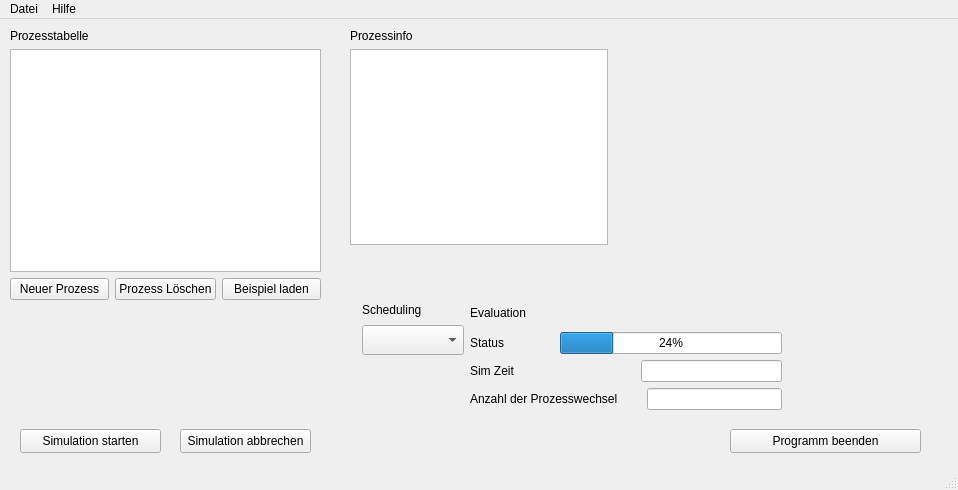
This is Betriebssysteme_Scheduler/mainwindow.ui in Baffmer/Betriebssysteme_Scheduler as Qt 5 draws it before an edit. The edited form follows.
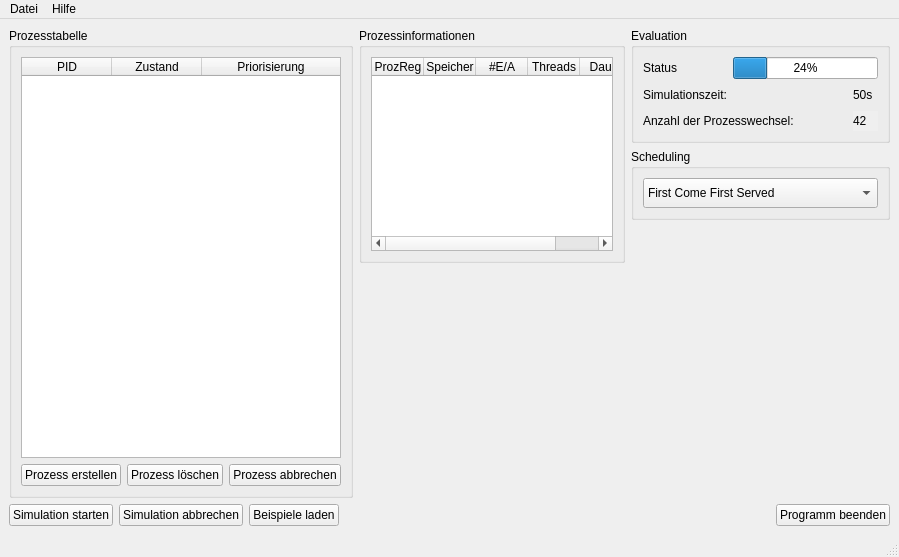
This is the edited form.

Commit message: Hauptfenster fertig implementiert

```diff
--- a/Betriebssysteme_Scheduler/mainwindow.ui
+++ b/Betriebssysteme_Scheduler/mainwindow.ui
@@ -6,130 +6,189 @@
    <rect>
     <x>0</x>
     <y>0</y>
-    <width>958</width>
-    <height>490</height>
+    <width>899</width>
+    <height>557</height>
    </rect>
   </property>
   <property name="windowTitle">
    <string>MainWindow</string>
   </property>
   <widget class="QWidget" name="centralwidget">
-   <widget class="QPushButton" name="pushButtonExit">
-    <property name="geometry">
-     <rect>
-      <x>730</x>
-      <y>410</y>
-      <width>191</width>
-      <height>24</height>
-     </rect>
-    </property>
-    <property name="text">
-     <string>Programm beenden</string>
-    </property>
-   </widget>
-   <widget class="QPushButton" name="pushButtonSimStarten">
-    <property name="geometry">
-     <rect>
-      <x>20</x>
-      <y>410</y>
-      <width>141</width>
-      <height>24</height>
-     </rect>
-    </property>
-    <property name="text">
-     <string>Simulation starten</string>
-    </property>
-   </widget>
-   <widget class="QPushButton" name="pushButtonSimAbbrechen">
-    <property name="geometry">
-     <rect>
-      <x>180</x>
-      <y>410</y>
-      <width>131</width>
-      <height>24</height>
-     </rect>
-    </property>
-    <property name="text">
-     <string>Simulation abbrechen</string>
-    </property>
-   </widget>
-   <widget class="QWidget" name="">
-    <property name="geometry">
-     <rect>
-      <x>10</x>
-      <y>10</y>
-      <width>311</width>
-      <height>271</height>
-     </rect>
-    </property>
-    <layout class="QVBoxLayout" name="verticalLayout_3">
+   <layout class="QVBoxLayout" name="verticalLayout_7">
      <item>
-      <widget class="QLabel" name="labelProzesstabelle">
-       <property name="text">
+     <layout class="QHBoxLayout" name="horizontalLayout_6">
+      <item>
+       <widget class="QGroupBox" name="groupBoxProzesstabelle">
+        <property name="title">
         <string>Prozesstabelle</string>
        </property>
-      </widget>
-     </item>
-     <item>
-      <layout class="QVBoxLayout" name="verticalLayout_2">
+        <layout class="QVBoxLayout" name="verticalLayout">
        <item>
         <widget class="QTableWidget" name="tableWidgetProzesstabelle">
+           <property name="alternatingRowColors">
+            <bool>true</bool>
+           </property>
+           <property name="selectionMode">
+            <enum>QAbstractItemView::SingleSelection</enum>
+           </property>
          <property name="rowCount">
           <number>0</number>
          </property>
          <property name="columnCount">
-          <number>0</number>
-         </property>
+            <number>3</number>
+           </property>
+           <attribute name="horizontalHeaderVisible">
+            <bool>true</bool>
+           </attribute>
+           <attribute name="horizontalHeaderCascadingSectionResizes">
+            <bool>false</bool>
+           </attribute>
+           <attribute name="horizontalHeaderMinimumSectionSize">
+            <number>35</number>
+           </attribute>
+           <attribute name="horizontalHeaderDefaultSectionSize">
+            <number>90</number>
+           </attribute>
+           <attribute name="horizontalHeaderHighlightSections">
+            <bool>true</bool>
+           </attribute>
+           <attribute name="horizontalHeaderShowSortIndicator" stdset="0">
+            <bool>false</bool>
+           </attribute>
+           <attribute name="horizontalHeaderStretchLastSection">
+            <bool>true</bool>
+           </attribute>
+           <attribute name="verticalHeaderVisible">
+            <bool>true</bool>
+           </attribute>
+           <column>
+            <property name="text">
+             <string>PID</string>
+            </property>
+           </column>
+           <column>
+            <property name="text">
+             <string>Zustand</string>
+            </property>
+           </column>
+           <column>
+            <property name="text">
+             <string>Priorisierung</string>
+            </property>
+           </column>
         </widget>
        </item>
        <item>
-        <layout class="QHBoxLayout" name="horizontalLayout_4">
+          <layout class="QHBoxLayout" name="horizontalLayout">
          <item>
-          <widget class="QPushButton" name="pushButtonNeuerProzess">
+            <widget class="QPushButton" name="pushButtonProzessErstellen">
            <property name="text">
-            <string>Neuer Prozess</string>
+              <string>Prozess erstellen</string>
            </property>
           </widget>
          </item>
          <item>
           <widget class="QPushButton" name="pushButtonProzessLoeschen">
            <property name="text">
-            <string>Prozess Löschen</string>
+              <string>Prozess löschen</string>
            </property>
           </widget>
          </item>
          <item>
-          <widget class="QPushButton" name="pushButtonBeispielLaden">
+            <widget class="QPushButton" name="pushButtonProzessAbbrechen">
            <property name="text">
-            <string>Beispiel laden</string>
+              <string>Prozess abbrechen</string>
            </property>
           </widget>
          </item>
         </layout>
        </item>
       </layout>
-     </item>
-    </layout>
-   </widget>
-   <widget class="QWidget" name="">
-    <property name="geometry">
-     <rect>
-      <x>470</x>
-      <y>280</y>
-      <width>312</width>
-      <height>111</height>
-     </rect>
-    </property>
-    <layout class="QVBoxLayout" name="verticalLayout">
+       </widget>
+      </item>
+      <item>
+       <layout class="QVBoxLayout" name="verticalLayout_5">
+        <item>
+         <widget class="QGroupBox" name="groupBoxProzessinformationen">
+          <property name="title">
+           <string>Prozessinformationen</string>
+          </property>
+          <layout class="QVBoxLayout" name="verticalLayout_2">
+           <item>
+            <widget class="QTableWidget" name="tableWidgetProzessinformationen">
+             <property name="alternatingRowColors">
+              <bool>false</bool>
+             </property>
+             <property name="selectionMode">
+              <enum>QAbstractItemView::NoSelection</enum>
+             </property>
+             <property name="rowCount">
+              <number>0</number>
+             </property>
+             <property name="columnCount">
+              <number>5</number>
+             </property>
+             <attribute name="horizontalHeaderDefaultSectionSize">
+              <number>52</number>
+             </attribute>
+             <attribute name="horizontalHeaderStretchLastSection">
+              <bool>true</bool>
+             </attribute>
+             <column>
+              <property name="text">
+               <string>ProzReg</string>
+              </property>
+             </column>
+             <column>
+              <property name="text">
+               <string>Speicher</string>
+              </property>
+             </column>
+             <column>
+              <property name="text">
+               <string>#E/A</string>
+              </property>
+             </column>
+             <column>
+              <property name="text">
+               <string>Threads</string>
+              </property>
+             </column>
+             <column>
+              <property name="text">
+               <string>Dauer</string>
+              </property>
+             </column>
+            </widget>
+           </item>
+          </layout>
+         </widget>
+        </item>
+        <item>
+         <spacer name="verticalSpacer_2">
+          <property name="orientation">
+           <enum>Qt::Vertical</enum>
+          </property>
+          <property name="sizeHint" stdset="0">
+           <size>
+            <width>20</width>
+            <height>40</height>
+           </size>
+          </property>
+         </spacer>
+        </item>
+       </layout>
+      </item>
      <item>
-      <widget class="QLabel" name="labelEvaluation">
-       <property name="text">
+       <layout class="QVBoxLayout" name="verticalLayout_6">
+        <item>
+         <widget class="QGroupBox" name="groupBoxEvaluation">
+          <property name="title">
         <string>Evaluation</string>
        </property>
-      </widget>
-     </item>
+          <layout class="QVBoxLayout" name="verticalLayout_4">
      <item>
-      <layout class="QHBoxLayout" name="horizontalLayout_3">
+            <layout class="QHBoxLayout" name="horizontalLayout_4">
        <item>
         <widget class="QLabel" name="labelStatus">
          <property name="text">
@@ -163,11 +222,11 @@
       </layout>
      </item>
      <item>
-      <layout class="QHBoxLayout" name="horizontalLayout_2">
+            <layout class="QHBoxLayout" name="horizontalLayout_3">
        <item>
         <widget class="QLabel" name="labelSimZeit">
          <property name="text">
-          <string>Sim Zeit</string>
+                <string>Simulationszeit:</string>
          </property>
         </widget>
        </item>
@@ -188,16 +247,35 @@
         </spacer>
        </item>
        <item>
-        <widget class="QLineEdit" name="lineEditZeit"/>
+              <widget class="QLabel" name="labelSimZeitOut">
+               <property name="minimumSize">
+                <size>
+                 <width>25</width>
+                 <height>0</height>
+                </size>
+               </property>
+               <property name="maximumSize">
+                <size>
+                 <width>25</width>
+                 <height>16777215</height>
+                </size>
+               </property>
+               <property name="text">
+                <string>50s</string>
+               </property>
+               <property name="textFormat">
+                <enum>Qt::AutoText</enum>
+               </property>
+              </widget>
        </item>
       </layout>
      </item>
      <item>
-      <layout class="QHBoxLayout" name="horizontalLayout">
+            <layout class="QHBoxLayout" name="horizontalLayout_2">
        <item>
-        <widget class="QLabel" name="labelProzessAnzahl">
+              <widget class="QLabel" name="labelProzesswechsel">
          <property name="text">
-          <string>Anzahl der Prozesswechsel</string>
+                <string>Anzahl der Prozesswechsel:</string>
          </property>
         </widget>
        </item>
@@ -218,29 +296,47 @@
         </spacer>
        </item>
        <item>
-        <widget class="QLineEdit" name="lineEditProzessAnzahl"/>
-       </item>
-      </layout>
-     </item>
-    </layout>
-   </widget>
-   <widget class="QWidget" name="">
-    <property name="geometry">
-     <rect>
-      <x>362</x>
-      <y>282</y>
-      <width>102</width>
-      <height>54</height>
-     </rect>
-    </property>
-    <layout class="QVBoxLayout" name="verticalLayout_4">
-     <item>
-      <widget class="QLabel" name="labelScheduling">
+              <widget class="QLabel" name="labelProzesswechselOut">
+               <property name="sizePolicy">
+                <sizepolicy hsizetype="Minimum" vsizetype="Minimum">
+                 <horstretch>0</horstretch>
+                 <verstretch>0</verstretch>
+                </sizepolicy>
+               </property>
+               <property name="minimumSize">
+                <size>
+                 <width>25</width>
+                 <height>0</height>
+                </size>
+               </property>
+               <property name="maximumSize">
+                <size>
+                 <width>25</width>
+                 <height>16777215</height>
+                </size>
+               </property>
+               <property name="layoutDirection">
+                <enum>Qt::LeftToRight</enum>
+               </property>
+               <property name="autoFillBackground">
+                <bool>true</bool>
+               </property>
        <property name="text">
+                <string>42</string>
+               </property>
+              </widget>
+             </item>
+            </layout>
+           </item>
+          </layout>
+         </widget>
+        </item>
+        <item>
+         <widget class="QGroupBox" name="groupBoxScheduling">
+          <property name="title">
         <string>Scheduling</string>
        </property>
-      </widget>
-     </item>
+          <layout class="QVBoxLayout" name="verticalLayout_3">
      <item>
       <widget class="QComboBox" name="comboBoxActiveProzess">
        <property name="minimumSize">
@@ -249,47 +345,102 @@
          <height>30</height>
         </size>
        </property>
+             <item>
+              <property name="text">
+               <string>First Come First Served</string>
+              </property>
+             </item>
+             <item>
+              <property name="text">
+               <string>Shortest Job First Scheduling</string>
+              </property>
+             </item>
+             <item>
+              <property name="text">
+               <string>Round Robin Scheduling</string>
+              </property>
+             </item>
+             <item>
+              <property name="text">
+               <string>Prioritätsscheduling</string>
+              </property>
+             </item>
       </widget>
      </item>
     </layout>
    </widget>
-   <widget class="QWidget" name="">
-    <property name="geometry">
-     <rect>
-      <x>350</x>
-      <y>10</y>
-      <width>258</width>
-      <height>216</height>
-     </rect>
-    </property>
-    <layout class="QVBoxLayout" name="verticalLayout_5">
+        </item>
+        <item>
+         <spacer name="verticalSpacer">
+          <property name="orientation">
+           <enum>Qt::Vertical</enum>
+          </property>
+          <property name="sizeHint" stdset="0">
+           <size>
+            <width>20</width>
+            <height>40</height>
+           </size>
+          </property>
+         </spacer>
+        </item>
+       </layout>
+      </item>
+     </layout>
+    </item>
      <item>
-      <widget class="QLabel" name="labelProzessinfo">
+     <layout class="QHBoxLayout" name="horizontalLayout_5">
+      <item>
+       <widget class="QPushButton" name="pushButtonSimStarten">
        <property name="text">
-        <string>Prozessinfo</string>
+         <string>Simulation starten</string>
        </property>
       </widget>
      </item>
      <item>
-      <widget class="QTableWidget" name="tableWidgetProzessinfo">
-       <property name="rowCount">
-        <number>0</number>
-       </property>
-       <property name="columnCount">
-        <number>0</number>
+       <widget class="QPushButton" name="pushButtonSimAbbrechen">
+        <property name="text">
+         <string>Simulation abbrechen</string>
+        </property>
+       </widget>
+      </item>
+      <item>
+       <widget class="QPushButton" name="pushButtonBeispieleLaden">
+        <property name="text">
+         <string>Beispiele laden</string>
        </property>
       </widget>
      </item>
-    </layout>
-   </widget>
+      <item>
+       <spacer name="horizontalSpacer_4">
+        <property name="orientation">
+         <enum>Qt::Horizontal</enum>
+        </property>
+        <property name="sizeHint" stdset="0">
+         <size>
+          <width>40</width>
+          <height>20</height>
+         </size>
+        </property>
+       </spacer>
+      </item>
+      <item>
+       <widget class="QPushButton" name="pushButtonExit">
+        <property name="text">
+         <string>Programm beenden</string>
+        </property>
+       </widget>
+      </item>
+     </layout>
+    </item>
+   </layout>
   </widget>
   <widget class="QMenuBar" name="menubar">
    <property name="geometry">
     <rect>
      <x>0</x>
      <y>0</y>
-     <width>958</width>
-     <height>22</height>
+     <width>899</width>
+     <height>21</height>
     </rect>
    </property>
    <widget class="QMenu" name="menuDatei">
```
Left out of the diff: 8 changed lines with no effect on the pictures. Lines whose indentation alone changed are shown as unchanged. The commit also changes 1 other file.
